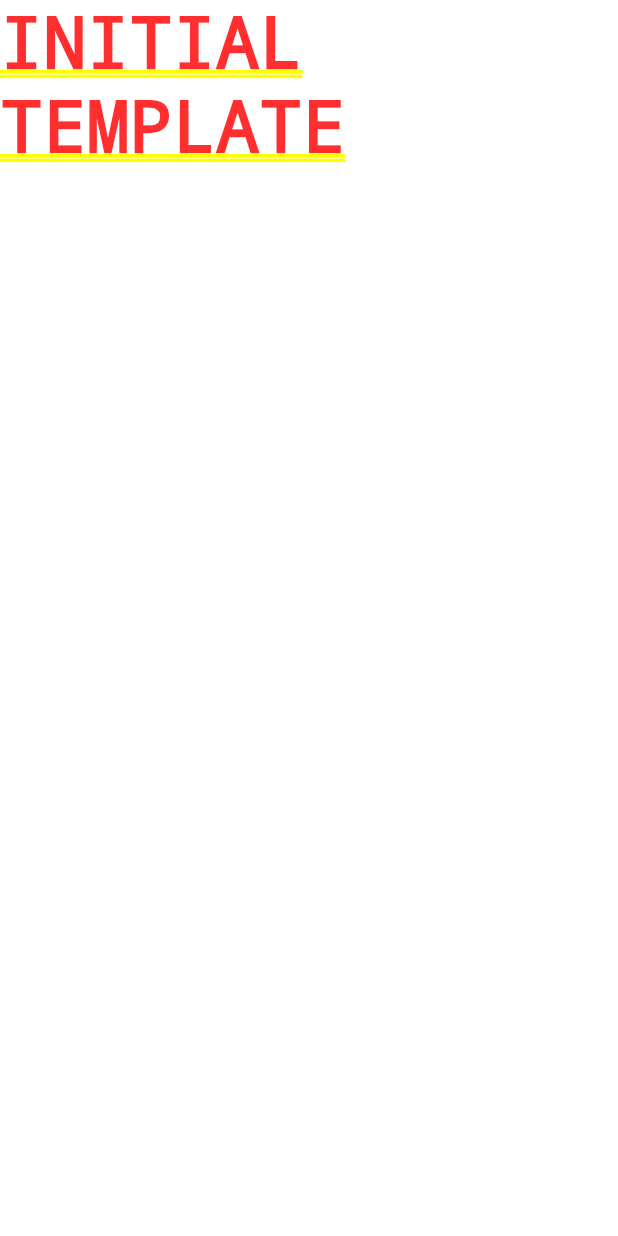
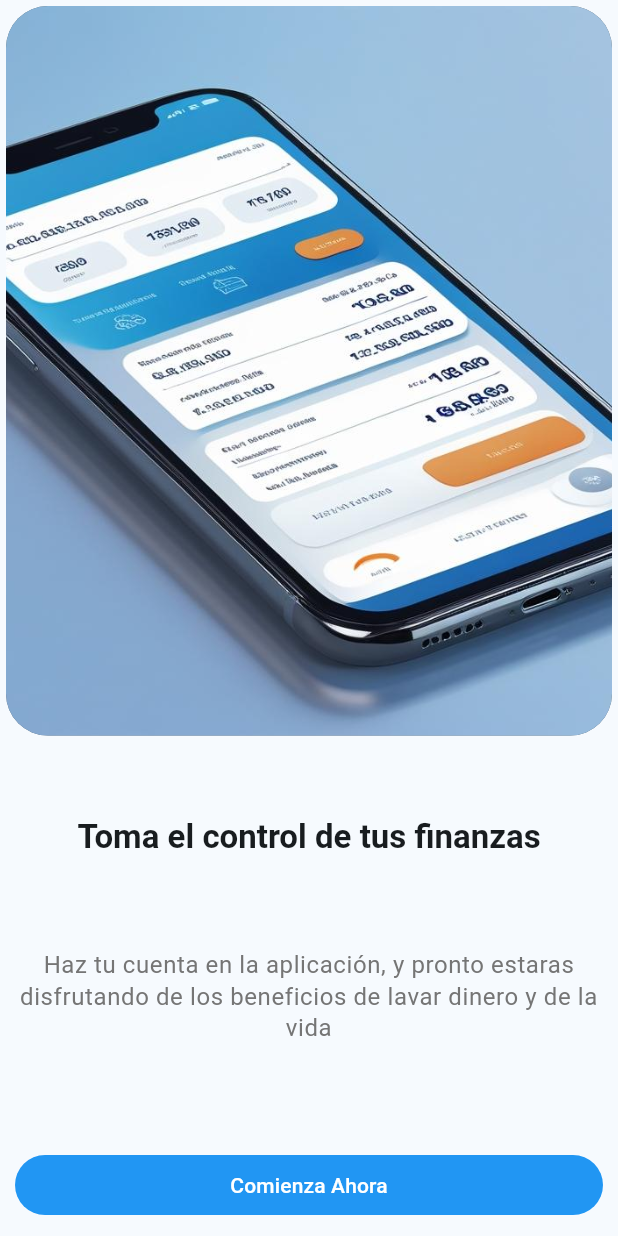
Before and after one commit to bryanmsombra27/flutter_templates, a Flutter app: the screen it shows after launch, on a phone screen of 412 x 824 dp. Run offline on Flutter 3.47's test engine with Material 3 defaults, Android fonts, the phone set to English and light mode, and no system bars.

Commit message:
adding welcome page

```diff
--- /dev/null
+++ b/lib/config/theme.dart
@@ -0,0 +1,19 @@
+import 'package:flutter/material.dart';
+
+class AppTheme {
+  ThemeData getTheme() => ThemeData(
+    colorScheme: ColorScheme.fromSeed(seedColor: Colors.lightBlueAccent),
+    textTheme: TextTheme(
+      titleLarge: TextStyle(fontWeight: FontWeight.bold, fontSize: 22),
+      bodySmall: TextStyle(color: Colors.grey.shade600, fontSize: 16),
+    ),
+    textButtonTheme: TextButtonThemeData(
+      style: ButtonStyle(
+        backgroundColor: WidgetStatePropertyAll(Colors.blue),
+        padding: WidgetStatePropertyAll(
+          EdgeInsets.symmetric(vertical: 10, horizontal: 20),
+        ),
+      ),
+    ),
+  );
+}
--- a/lib/main.dart
+++ b/lib/main.dart
@@ -1,4 +1,6 @@
 import 'package:flutter/material.dart';
+import 'package:templates/config/theme.dart';
+import 'package:templates/screens/index.dart';
 
 void main() {
   runApp(const MyApp());
@@ -11,11 +13,10 @@ class MyApp extends StatelessWidget {
   @override
   Widget build(BuildContext context) {
     return MaterialApp(
-      title: 'Flutter Demo',
-      theme: ThemeData(
-        colorScheme: ColorScheme.fromSeed(seedColor: Colors.deepPurple),
-      ),
-      home: Text("INITIAL TEMPLATE"),
+      themeMode: ThemeMode.light,
+      title: 'Shadow Bank',
+      theme: AppTheme().getTheme(),
+      home: Welcome(),
     );
   }
 }
--- /dev/null
+++ b/lib/screens/index.dart
@@ -0,0 +1 @@
+export "welcome.dart";
--- /dev/null
+++ b/lib/screens/welcome.dart
@@ -0,0 +1,76 @@
+import 'package:flutter/material.dart';
+
+class Welcome extends StatelessWidget {
+  const Welcome({super.key});
+
+  static const name = "welcome";
+
+  @override
+  Widget build(BuildContext context) {
+    final double height = MediaQuery.sizeOf(context).height;
+    final TextTheme textTheme = Theme.of(context).textTheme;
+    final colors = Theme.of(context).colorScheme;
+    final double maxHeight = height * 0.6;
+
+    return Scaffold(
+      body: Column(
+        mainAxisAlignment: MainAxisAlignment.spaceBetween,
+        children: [
+          SizedBox(
+            height: maxHeight,
+            child: CarouselView(
+              itemExtent: double.infinity,
+              backgroundColor: colors.secondary,
+              itemSnapping: true,
+
+              children: [
+                Image.asset(
+                  "assets/slider-1.jpg",
+                  height: maxHeight,
+                  fit: BoxFit.cover,
+                ),
+                Image.asset(
+                  "assets/slider-2.jpg",
+                  height: maxHeight,
+                  fit: BoxFit.cover,
+                ),
+                Image.asset(
+                  "assets/slider-3.jpg",
+                  height: maxHeight,
+                  fit: BoxFit.cover,
+                ),
+              ],
+            ),
+          ),
+
+          Text("Toma el control de tus finanzas", style: textTheme.titleLarge),
+          Padding(
+            padding: const EdgeInsets.all(10),
+            child: Text(
+              "Haz tu cuenta en la aplicación, y pronto estaras disfrutando de los beneficios de lavar dinero y de la vida",
+              style: textTheme.bodySmall,
+              textAlign: TextAlign.center,
+            ),
+          ),
+
+          Padding(
+            padding: const EdgeInsets.all(10),
+            child: Row(
+              children: [
+                Expanded(
+                  child: TextButton(
+                    onPressed: () {},
+                    child: Text(
+                      "Comienza Ahora",
+                      style: TextStyle(color: Colors.white),
+                    ),
+                  ),
+                ),
+              ],
+            ),
+          ),
+        ],
+      ),
+    );
+  }
+}
```
Also changed, not shown: assets/slider-1.jpg (added), assets/slider-2.jpg (added), assets/slider-3.jpg (added).
